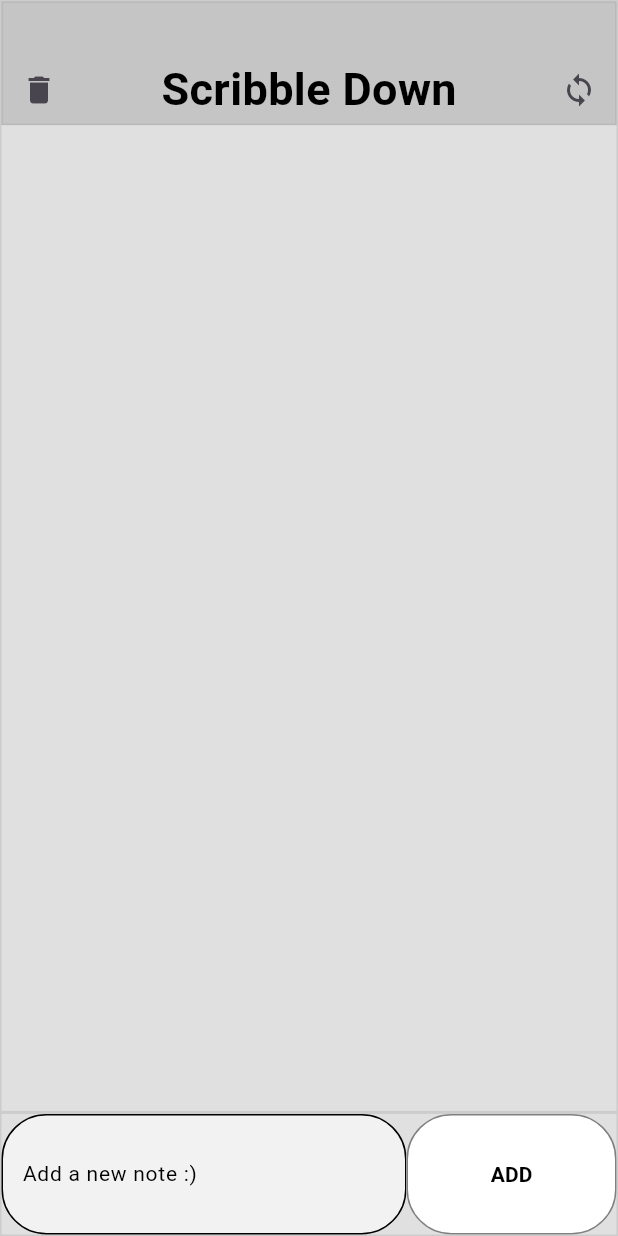
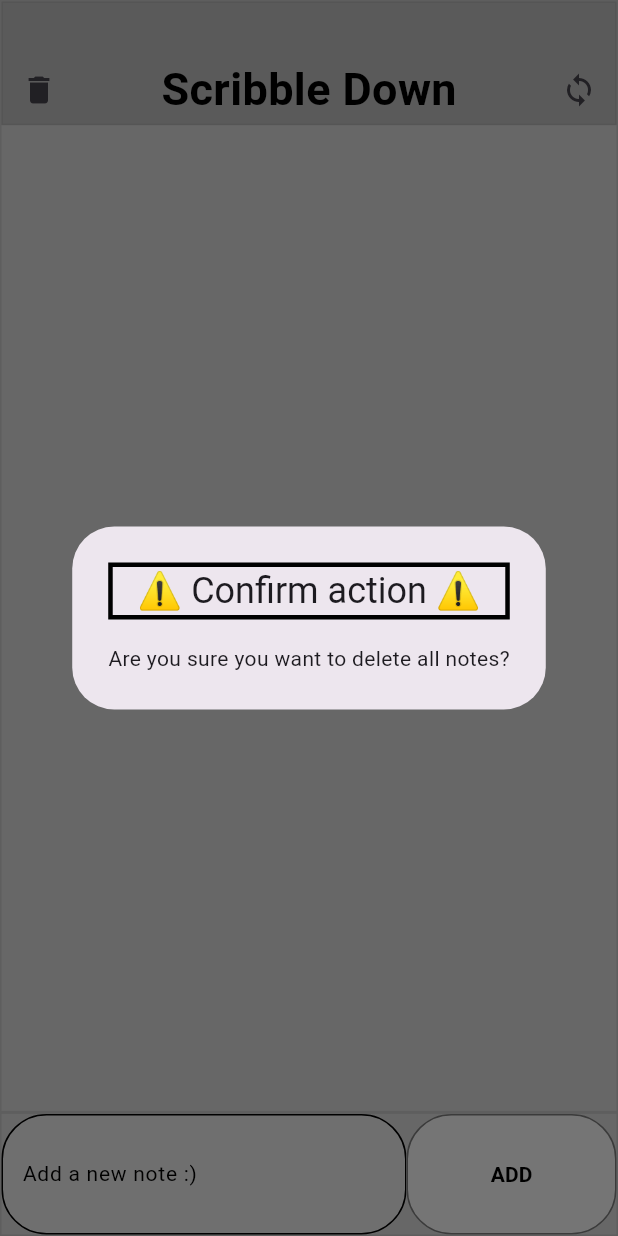
Before and after one commit to Symbian-Bro/chat_clone, a Flutter app: the screen it shows after launch, after a tap on the "delete" icon, on a phone screen of 412 x 824 dp. Run offline on Flutter 3.47's test engine with Material 3 defaults, Android fonts, the phone set to English and light mode, and no system bars.

Commit message:
feat: Implement delete functionality for notes
A new `delete` function has been added to handle note deletion. A confirmation dialog is now displayed when the user presses or long-presses the delete icon, asking for confirmation before deleting all notes.

Key changes:
- Implemented the `delete` function which shows a confirmation `AlertDialog` before clearing all notes.
- The `IconButton` with the delete icon now triggers this `delete` function on both `onPressed` and `onLongPress` events.
- Added a decorative border to the `AlertDialog` title.

```diff
--- a/lib/homescreen.dart
+++ b/lib/homescreen.dart
@@ -25,6 +25,35 @@ class _HomeScreenState extends State<HomeScreen> {
           ),
         );
         txtController.clear();
+      }
+    });
+  }
+
+  void delete(int a) {
+    setState(() {
+      if (a == 1) {
+        notes.removeLast();
+      } else {
+        showDialog(
+          context: context,
+          builder: (BuildContext context) {
+            return AlertDialog(
+              title: Container(
+                decoration: BoxDecoration(
+                  border: Border.all(
+                    color: Color(0xff000000),
+                    width: 3,
+                  )
+                ),
+                child: Text(
+                  "⚠️ Confirm action ⚠️",
+                  textAlign: TextAlign.center,
+                ),
+              ),
+              content: Text("Are you sure you want to delete all notes?"),
+            );
+          },
+        );
       }
     });
   }
@@ -80,7 +109,12 @@ class _HomeScreenState extends State<HomeScreen> {
                           mainAxisAlignment: MainAxisAlignment.center,
                           children: [
                             IconButton(
-                              onPressed: () {},
+                              onPressed: () {
+                                delete(2);
+                              },
+                              onLongPress: () {
+                                delete(2);
+                              },
                               icon: Icon(Icons.delete),
                             ),
                             Spacer(),
```
